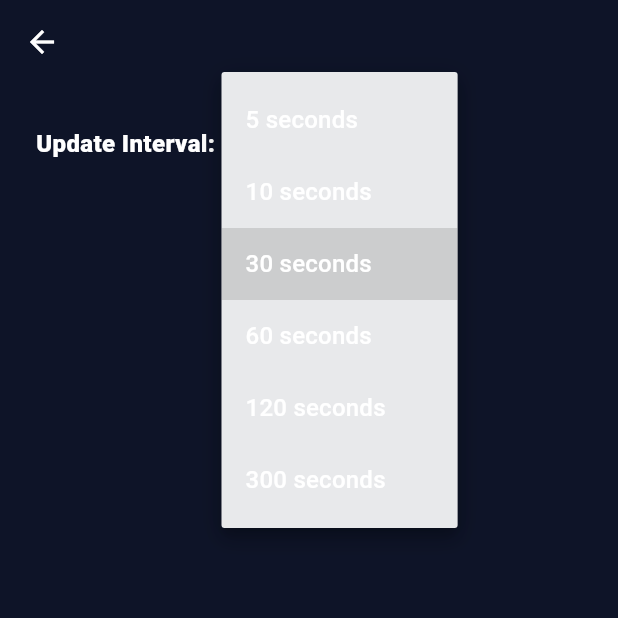
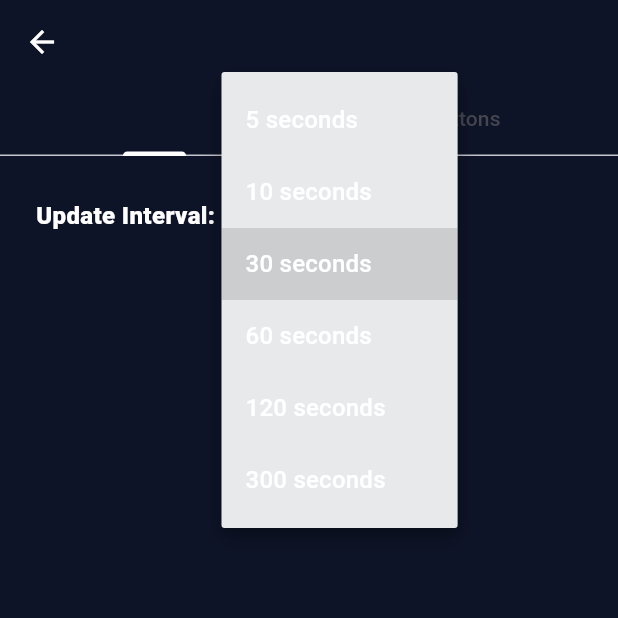
Before and after one commit to wazabanda/iot-companion-app, a Flutter app: the NumericalChartPage screen opened directly with empty values, after a tap on an icon or button, on a phone screen of 412 x 824 dp, the top half of it. Run offline on Flutter 3.47's test engine with Material 3 defaults, Android fonts, the phone set to English and light mode, and no system bars; our stand-ins replace shared_preferences, sqflite, syncfusion_flutter_charts; accounts and stored records are empty; network calls fail.

```diff
--- a/lib/Handlers/NinjaApiService.dart
+++ b/lib/Handlers/NinjaApiService.dart
@@ -132,6 +132,23 @@ class NinjaApiService {
       throw Exception('Failed to load location data');
     }
   }
+  static Future<List<Map<String, dynamic>>> getDevicePins(String uuid) async {
+    await _checkTokenValidity();
+    final url = Uri.parse('$baseUrl/api/core/pins/$uuid');
+    final response = await http.get(
+      url,
+      headers: {
+        'Content-Type': 'application/json',
+        'Authorization': 'Bearer $authToken',
+      },
+    );
+
+    if (response.statusCode == 200) {
+      return List<Map<String, dynamic>>.from(json.decode(response.body));
+    } else {
+      throw Exception('Failed to load pins');
+    }
+  }
 
   static Future<void> addLocationData(String uuid, Map<String, dynamic> locationData) async {
     await _checkTokenValidity();
@@ -151,6 +168,7 @@ class NinjaApiService {
   }
 
   static Future<void> _checkTokenValidity() async {
+
     if (authToken == null || tokenExpiry == null || DateTime.now().isAfter(tokenExpiry!)) {
       String? username = await SharedPrefrencesUtils().getString(keyUsername);
       String? password = await SharedPrefrencesUtils().getString(keyPassword);
--- a/lib/Screens/ChartPage.dart
+++ b/lib/Screens/ChartPage.dart
@@ -1,12 +1,12 @@
 import 'dart:async';
-import 'package:csc_4130_iot_application/Handlers/NinjaApiService.dart';
+import 'dart:convert'; // For jsonEncode
 import 'package:flutter/material.dart';
 import 'package:syncfusion_flutter_charts/charts.dart';
 import 'package:csc_4130_iot_application/DataClasses/NumericalLogData.dart';
+import 'package:csc_4130_iot_application/Handlers/NinjaApiService.dart';
+import 'package:web_socket_channel/web_socket_channel.dart';
 import 'package:csc_4130_iot_application/Constants/BrandColors.dart'; // Import BrandColors
 
-
-// page will handle displaying reading that are fetched from the server
 class NumericalChartPage extends StatefulWidget {
   final String id;
   final String name;
@@ -20,18 +20,42 @@ class NumericalChartPage extends StatefulWidget {
 class _NumericalChartPageState extends State<NumericalChartPage> {
   Map<String, List<NumericalLogData>> data = {};
   late Timer _timer;
-  int _selectedInterval = 30; // Default fetch interval in seconds
+  int _selectedInterval = 30;
+  List<Map<String, dynamic>> buttons = [];
+  Map<int, bool> buttonStates = {}; // Map to track button states
+  late WebSocketChannel channel;
+  TextEditingController buttonNameController = TextEditingController(); // Controller for the text input
+
+  String extractBaseUrlPart(String baseUrl) {
+    if (baseUrl.startsWith('https://')) {
+      return baseUrl.substring('https://'.length);
+    } else if (baseUrl.startsWith('http://')) {
+      return baseUrl.substring('http://'.length);
+    } else {
+      return baseUrl;
+    }
+  }
 
   @override
   void initState() {
     super.initState();
-    fetchAndAppendLogs();  // Initial fetch
+    fetchAndAppendLogs();
+    fetchButtons();
+    String baseUrl = NinjaApiService.baseUrl;
+
+    // Initialize WebSocket
+    channel = WebSocketChannel.connect(
+      Uri.parse('ws://' + extractBaseUrlPart(baseUrl) + "/ws/devices/" + widget.id),
+    );
+
     _startTimer(_selectedInterval);
   }
 
   @override
   void dispose() {
     _timer.cancel();
+    channel.sink.close(); // Close WebSocket connection
+    buttonNameController.dispose(); // Dispose of controller
     super.dispose();
   }
 
@@ -44,7 +68,6 @@ class _NumericalChartPageState extends State<NumericalChartPage> {
   Future<void> fetchAndAppendLogs() async {
     try {
       final logs = await NinjaApiService.getNumericalLogs(widget.id);
-
       setState(() {
         for (var log in logs) {
           final String label = log['data_label'];
@@ -65,21 +88,90 @@ class _NumericalChartPageState extends State<NumericalChartPage> {
     }
   }
 
+  Future<void> fetchButtons() async {
+    try {
+      final buttonsFromApi = await NinjaApiService.getDevicePins(widget.id);
+      setState(() {
+        buttons = buttonsFromApi;
+        for (var button in buttons) {
+          buttonStates[button['pin']] = false; // Initialize button states as 'OFF'
+        }
+      });
+    } catch (e) {
+      print('Failed to fetch buttons: $e');
+    }
+  }
+
+  void togglePin(int pin) {
+    // Toggle the button state
+    setState(() {
+      buttonStates[pin] = !buttonStates[pin]!;
+    });
+
+    // Prepare WebSocket message
+    final message = {
+      "type": "pin.message",
+      "message": "Toggle pin",
+      "pin": pin,
+      "state": buttonStates[pin]
+    };
+
+    // Send WebSocket message
+    channel.sink.add(jsonEncode(message)); // Convert map to JSON string
+
+    print("Toggling pin: $pin, State: ${buttonStates[pin]}");
+  }
+
+  // Function to toggle pin based on button name
+  void togglePinByName(String buttonName) {
+
+    final button = buttons.firstWhere(
+          (button) => button['name'].toLowerCase() == buttonName.toLowerCase(),
+      orElse: () => {},
+    );
+
+    if (button.isNotEmpty) {
+      togglePin(button['pin']);
+      print("toggled: $buttonName");
+    } else {
+      print("Button with name '$buttonName' not found");
+    }
+  }
+
   @override
   Widget build(BuildContext context) {
     String deviceName = widget.name;
 
-    return Scaffold(
+    return DefaultTabController(
+      length: 2,
+      child: Scaffold(
         appBar: AppBar(
           title: Text(
             deviceName,
             style: TextStyle(
-            color: BrandColors.white, // AppBar text color
+              color: BrandColors.white,
             ),
           ),
-        backgroundColor: BrandColors.oxfordBlue, // AppBar background color
+          backgroundColor: BrandColors.oxfordBlue,
+          bottom: TabBar(
+            tabs: [
+              Tab(text: "Charts"),
+              Tab(text: "Buttons"),
+            ],
           ),
-      body: SingleChildScrollView(
+        ),
+        body: TabBarView(
+          children: [
+            _buildChartTab(),
+            _buildButtonsTab(),
+          ],
+        ),
+      ),
+    );
+  }
+
+  Widget _buildChartTab() {
+    return SingleChildScrollView(
       child: Column(
         crossAxisAlignment: CrossAxisAlignment.start,
         children: [
@@ -92,7 +184,7 @@ class _NumericalChartPageState extends State<NumericalChartPage> {
                   style: TextStyle(
                     fontSize: 16,
                     fontWeight: FontWeight.w800,
-                      color: BrandColors.white, // Label color
+                    color: BrandColors.white,
                   ),
                 ),
                 SizedBox(width: 16),
@@ -103,7 +195,7 @@ class _NumericalChartPageState extends State<NumericalChartPage> {
                       value: value,
                       child: Text(
                         '$value seconds',
-                          style: TextStyle(color: BrandColors.white), // Dropdown text color
+                        style: TextStyle(color: BrandColors.white),
                       ),
                     );
                   }).toList(),
@@ -111,7 +203,7 @@ class _NumericalChartPageState extends State<NumericalChartPage> {
                     if (newValue != null) {
                       setState(() {
                         _selectedInterval = newValue;
-                          _startTimer(_selectedInterval); // Restart the timer with the new interval
+                        _startTimer(_selectedInterval);
                       });
                     }
                   },
@@ -134,7 +226,7 @@ class _NumericalChartPageState extends State<NumericalChartPage> {
                     style: TextStyle(
                       fontSize: 20,
                       fontWeight: FontWeight.bold,
-                        color: BrandColors.white, // Heading color
+                      color: BrandColors.white,
                     ),
                   ),
                 ),
@@ -142,18 +234,18 @@ class _NumericalChartPageState extends State<NumericalChartPage> {
                   height: 300,
                   child: SfCartesianChart(
                     primaryXAxis: CategoryAxis(
-                        labelStyle: TextStyle(color: BrandColors.white), // X-axis labels color
+                      labelStyle: TextStyle(color: BrandColors.white),
                     ),
                     primaryYAxis: NumericAxis(
-                        labelStyle: TextStyle(color: BrandColors.white), // Y-axis labels color
+                      labelStyle: TextStyle(color: BrandColors.white),
                     ),
                     title: ChartTitle(
                       text: 'Latest value: $latestValue',
-                        textStyle: TextStyle(color: BrandColors.white), // Chart title color
+                      textStyle: TextStyle(color: BrandColors.white),
                     ),
                     legend: Legend(
                       isVisible: true,
-                        textStyle: TextStyle(color: BrandColors.white), // Legend text color
+                      textStyle: TextStyle(color: BrandColors.white),
                     ),
                     tooltipBehavior: TooltipBehavior(enable: true),
                     series: <CartesianSeries<NumericalLogData, String>>[
@@ -162,10 +254,10 @@ class _NumericalChartPageState extends State<NumericalChartPage> {
                         xValueMapper: (NumericalLogData logData, _) => logData.time,
                         yValueMapper: (NumericalLogData logData, _) => logData.sales,
                         name: heading,
-                          color: BrandColors.carrotOrange, // Line color
+                        color: BrandColors.carrotOrange,
                         dataLabelSettings: DataLabelSettings(
                           isVisible: true,
-                            textStyle: TextStyle(color: BrandColors.white), // Data label color
+                          textStyle: TextStyle(color: BrandColors.white),
                         ),
                       ),
                     ],
@@ -177,7 +269,68 @@ class _NumericalChartPageState extends State<NumericalChartPage> {
           }).toList(),
         ],
       ),
+    );
+  }
+
+  Widget _buildButtonsTab() {
+    return Column(
+      children: [
+        Expanded(
+          child: Padding(
+            padding: const EdgeInsets.all(16.0),
+            child: buttons.isEmpty
+                ? Center(
+              child: Text(
+                "No buttons available",
+                style: TextStyle(color: BrandColors.white),
               ),
+            )
+                : GridView.builder(
+              itemCount: buttons.length,
+              gridDelegate: SliverGridDelegateWithFixedCrossAxisCount(
+                crossAxisCount: 2,
+                mainAxisSpacing: 16,
+                crossAxisSpacing: 16,
+                childAspectRatio: 2, // Control button size
+              ),
+              itemBuilder: (context, index) {
+                final button = buttons[index];
+                final pin = button['pin'];
+
+                return ElevatedButton(
+                  onPressed: () {
+                    togglePin(pin);
+                  },
+                  style: ElevatedButton.styleFrom(
+                    backgroundColor:
+                    buttonStates[pin]! ? Colors.green : Colors.red,
+                    textStyle: TextStyle(color: BrandColors.white),
+                  ),
+                  child: Text(button['name']),
+                );
+              },
+            ),
+          ),
+        ),
+        Padding(
+          padding: const EdgeInsets.all(16.0),
+          child: TextField(
+            controller: buttonNameController,
+            decoration: InputDecoration(
+              labelText: 'Enter button name to toggle',
+              labelStyle: TextStyle(color: BrandColors.white),
+              border: OutlineInputBorder(),
+              filled: true,
+              fillColor: BrandColors.oxfordBlue,
+            ),
+            style: TextStyle(color: BrandColors.antiFlashWhite),
+            onSubmitted: (value) {
+              togglePinByName(value);
+              buttonNameController.clear(); // Clear input after submission
+            },
+          ),
+        ),
+      ],
     );
   }
 }
--- a/lib/main.dart
+++ b/lib/main.dart
@@ -27,6 +27,7 @@ class _MyAppState extends State<MyApp> {
     HomeScreen(),
     SettingsScreen(),
   ];
+
 
   @override
   Widget build(BuildContext context) {
--- a/pubspec.yaml
+++ b/pubspec.yaml
@@ -40,6 +40,8 @@ dependencies:
   shared_preferences: ^2.3.2
   http: ^1.2.2
   provider: ^6.1.2
+  web_socket_channel: ^3.0.1
+  permission_handler: ^11.3.1
 
 dev_dependencies:
   flutter_test:
```
Also changed, not shown: pubspec.lock, 3 other files. Lines whose indentation alone changed are shown as unchanged.
